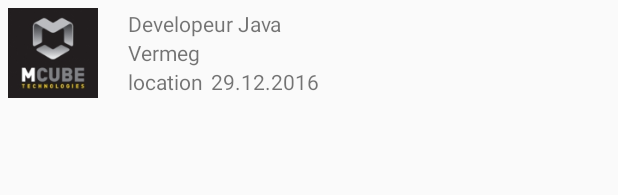
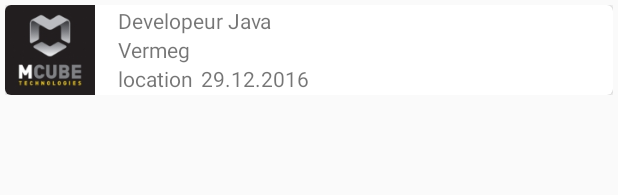
Before and after one commit to d4rkc0de/TanitjobParser, an Android app: the layout list_item.xml on its own in the app's theme, with its tools: preview values and no code run, on a phone screen of 412 x 824 dp. Shown: the top 195 px of the screen. Run offline under Robolectric (Android 15) with nearby library versions, the phone set to English and light mode, and no system bars.

```diff
--- a/app/src/main/AndroidManifest.xml
+++ b/app/src/main/AndroidManifest.xml
@@ -14,13 +14,15 @@
         <meta-data
             android:name="com.parse.APPLICATION_ID"
             android:value="@string/parse_app_id" />
-        <activity android:name=".MainActivity">
+
+        <activity android:name=".ui.MainActivity">
             <intent-filter>
                 <action android:name="android.intent.action.MAIN" />
 
                 <category android:name="android.intent.category.LAUNCHER" />
             </intent-filter>
         </activity>
+        <activity android:name=".ui.DetailledOffer"></activity>
     </application>
 
 </manifest>
--- a/app/src/main/res/layout/activity_main.xml
+++ b/app/src/main/res/layout/activity_main.xml
@@ -4,7 +4,7 @@
     android:id="@+id/activity_main"
     android:layout_width="match_parent"
     android:layout_height="match_parent"
-    tools:context="nachos.com.tanitjobparser.MainActivity">
+    tools:context="nachos.com.tanitjobparser.ui.MainActivity">
 
     <android.support.v7.widget.RecyclerView
         android:id="@+id/recyclerView"
--- a/app/src/main/res/layout/list_item.xml
+++ b/app/src/main/res/layout/list_item.xml
@@ -1,11 +1,25 @@
 <?xml version="1.0" encoding="utf-8"?>
 <LinearLayout xmlns:android="http://schemas.android.com/apk/res/android"
-    android:orientation="horizontal"
-    android:padding="5dp"
+    xmlns:app="http://schemas.android.com/apk/res-auto"
+    android:orientation="vertical"
+    android:padding="3dp"
     android:layout_width="match_parent"
     android:layout_height="wrap_content"
     android:id="@+id/container">
 
+
+    <android.support.v7.widget.CardView
+        android:id="@+id/card_item"
+        android:layout_width="match_parent"
+        android:layout_height="wrap_content"
+        android:layout_gravity="center"
+        app:cardCornerRadius="4dp">
+
+        <LinearLayout
+            android:layout_width="match_parent"
+            android:layout_height="wrap_content"
+            android:orientation="horizontal"
+            android:gravity="center">
 
             <ImageView
                 android:id="@+id/image"
@@ -14,9 +28,9 @@
                 android:src="@drawable/test_image"/>
 
             <LinearLayout
-        android:layout_marginLeft="20dp"
+                android:layout_marginLeft="15dp"
                 android:layout_width="match_parent"
-        android:layout_height="match_parent"
+                android:layout_height="wrap_content"
                 android:gravity="center_vertical"
                 android:orientation="vertical">
                 <TextView
@@ -50,3 +64,7 @@
             </LinearLayout>
 
         </LinearLayout>
+    </android.support.v7.widget.CardView>
+
+
+</LinearLayout>
--- a/build.gradle
+++ b/build.gradle
@@ -5,7 +5,7 @@ buildscript {
         jcenter()
     }
     dependencies {
-        classpath 'com.android.tools.build:gradle:2.2.2'
+        classpath 'com.android.tools.build:gradle:2.2.3'
 
         // NOTE: Do not place your application dependencies here; they belong
         // in the individual module build.gradle files
```
Also changed, not shown: app/build.gradle (+6 -3 lines), app/src/main/java/nachos/com/tanitjobparser/adapter/OfferAdapter.java (+14 -2 lines), app/src/main/java/nachos/com/tanitjobparser/ui/DetailledOffer.java (added, +25 -0 lines), app/src/main/java/nachos/com/tanitjobparser/ui/MainActivity.java (renamed from app/src/main/java/nachos/com/tanitjobparser/MainActivity.java, +69 -12 lines), app/src/main/res/layout/activity_detailled_offer.xml (added, +13 -0 lines). Lines whose indentation alone changed are shown as unchanged.
